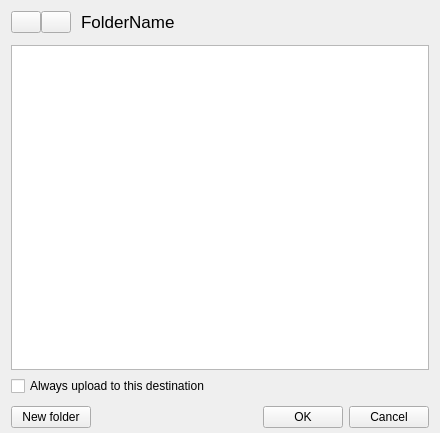
First picture: the form in src/MEGASync/gui/node_selector/gui/linux/NodeSelectorTreeViewWidget.ui, repository meganz/MEGAsync, before the edit.
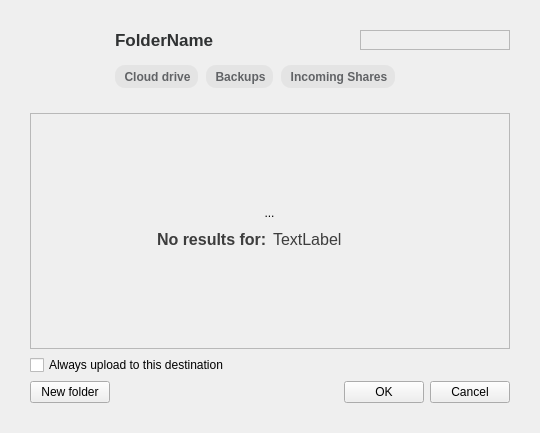
Second picture: the form after the edit. The open tabs and pages were chosen to show the change. Icons and pictures are not drawn. Custom widgets are drawn as their Qt base class.

Commit message: ui imported to linux and mac

```diff
--- a/src/MEGASync/gui/node_selector/gui/linux/NodeSelectorTreeViewWidget.ui
+++ b/src/MEGASync/gui/node_selector/gui/linux/NodeSelectorTreeViewWidget.ui
@@ -6,56 +6,57 @@
    <rect>
     <x>0</x>
     <y>0</y>
-    <width>440</width>
+    <width>540</width>
     <height>433</height>
    </rect>
   </property>
   <property name="windowTitle">
    <string notr="true"/>
   </property>
-  <layout class="QVBoxLayout" name="verticalLayout">
+  <property name="styleSheet">
+   <string notr="true">QToolButton
+{
+border:none;
+}</string>
+  </property>
+  <layout class="QVBoxLayout" name="NodeSelectorWidgetLayout">
+   <property name="leftMargin">
+    <number>30</number>
+   </property>
+   <property name="topMargin">
+    <number>30</number>
+   </property>
+   <property name="rightMargin">
+    <number>30</number>
+   </property>
    <property name="bottomMargin">
-    <number>5</number>
+    <number>30</number>
    </property>
    <item>
-    <layout class="QHBoxLayout" name="horizontalLayout_3">
-     <property name="spacing">
-      <number>0</number>
-     </property>
+    <layout class="QGridLayout" name="gridLayout">
      <property name="topMargin">
       <number>0</number>
      </property>
      <property name="bottomMargin">
-      <number>6</number>
+      <number>10</number>
      </property>
-     <item alignment="Qt::AlignVCenter">
-      <widget class="QPushButton" name="bBack">
-       <property name="maximumSize">
+     <item row="0" column="10">
+      <widget class="SearchLineEdit" name="leSearch">
+       <property name="minimumSize">
         <size>
-         <width>30</width>
-         <height>16777215</height>
+         <width>150</width>
+         <height>0</height>
         </size>
        </property>
-       <property name="styleSheet">
-        <string notr="true"/>
+       <property name="frameShape">
+        <enum>QFrame::StyledPanel</enum>
        </property>
-       <property name="text">
-        <string/>
-       </property>
-       <property name="icon">
-        <iconset resource="../../../Resources_linux.qrc">
-         <normaloff>:/images/node_selector/arrow-left-ico.png</normaloff>
-         <disabledoff>:/images/node_selector/arrow-left-disabled-ico.png</disabledoff>:/images/node_selector/arrow-left-ico.png</iconset>
-       </property>
-       <property name="iconSize">
-        <size>
-         <width>16</width>
-         <height>16</height>
-        </size>
+       <property name="frameShadow">
+        <enum>QFrame::Plain</enum>
        </property>
       </widget>
      </item>
-     <item alignment="Qt::AlignVCenter">
+     <item row="0" column="1">
       <widget class="QPushButton" name="bForward">
        <property name="maximumSize">
         <size>
@@ -63,6 +64,13 @@
          <height>16777215</height>
         </size>
        </property>
+       <property name="styleSheet">
+        <string notr="true">QPushButton {
+    border: none;
+    background-color: transparent;
+    padding: 0px;
+}</string>
+       </property>
        <property name="text">
         <string/>
        </property>
@@ -79,7 +87,7 @@
        </property>
       </widget>
      </item>
-     <item>
+     <item row="0" column="2">
       <spacer name="horizontalSpacer_5">
        <property name="orientation">
         <enum>Qt::Horizontal</enum>
@@ -89,18 +97,136 @@
        </property>
        <property name="sizeHint" stdset="0">
         <size>
-         <width>10</width>
+         <width>13</width>
          <height>20</height>
         </size>
        </property>
       </spacer>
      </item>
-     <item alignment="Qt::AlignHCenter|Qt::AlignVCenter">
+     <item row="0" column="4">
+      <widget class="QLabel" name="searchingText">
+       <property name="styleSheet">
+        <string notr="true">*{
+font-size:17px;
+color:#3D3D3D;
+}</string>
+       </property>
+       <property name="text">
+        <string notr="true"/>
+       </property>
+      </widget>
+     </item>
+     <item row="0" column="5">
+      <spacer name="syncSpacer">
+       <property name="orientation">
+        <enum>Qt::Horizontal</enum>
+       </property>
+       <property name="sizeType">
+        <enum>QSizePolicy::Fixed</enum>
+       </property>
+       <property name="sizeHint" stdset="0">
+        <size>
+         <width>13</width>
+         <height>20</height>
+        </size>
+       </property>
+      </spacer>
+     </item>
+     <item row="0" column="6">
+      <widget class="QLabel" name="lIcon">
+       <property name="minimumSize">
+        <size>
+         <width>0</width>
+         <height>0</height>
+        </size>
+       </property>
+       <property name="maximumSize">
+        <size>
+         <width>16777215</width>
+         <height>16777215</height>
+        </size>
+       </property>
+       <property name="text">
+        <string notr="true"/>
+       </property>
+       <property name="alignment">
+        <set>Qt::AlignCenter</set>
+       </property>
+       <property name="margin">
+        <number>0</number>
+       </property>
+       <property name="indent">
+        <number>-1</number>
+       </property>
+      </widget>
+     </item>
+     <item row="0" column="0">
+      <widget class="QPushButton" name="bBack">
+       <property name="maximumSize">
+        <size>
+         <width>30</width>
+         <height>16777215</height>
+        </size>
+       </property>
+       <property name="styleSheet">
+        <string notr="true">QPushButton {
+    border: none;
+    background-color: transparent;
+    padding: 0px;
+}
+</string>
+       </property>
+       <property name="text">
+        <string/>
+       </property>
+       <property name="icon">
+        <iconset resource="../../../Resources_linux.qrc">
+         <normaloff>:/images/node_selector/arrow-left-ico.png</normaloff>
+         <disabledoff>:/images/node_selector/arrow-left-disabled-ico.png</disabledoff>:/images/node_selector/arrow-left-ico.png</iconset>
+       </property>
+       <property name="iconSize">
+        <size>
+         <width>16</width>
+         <height>16</height>
+        </size>
+       </property>
+      </widget>
+     </item>
+     <item row="0" column="9">
+      <spacer name="horizontalSpacer_4">
+       <property name="orientation">
+        <enum>Qt::Horizontal</enum>
+       </property>
+       <property name="sizeHint" stdset="0">
+        <size>
+         <width>40</width>
+         <height>20</height>
+        </size>
+       </property>
+      </spacer>
+     </item>
+     <item row="0" column="7">
+      <spacer name="avatarSpacer">
+       <property name="orientation">
+        <enum>Qt::Horizontal</enum>
+       </property>
+       <property name="sizeType">
+        <enum>QSizePolicy::Fixed</enum>
+       </property>
+       <property name="sizeHint" stdset="0">
+        <size>
+         <width>13</width>
+         <height>20</height>
+        </size>
+       </property>
+      </spacer>
+     </item>
+     <item row="0" column="3">
       <widget class="QLabel" name="lFolderName">
        <property name="font">
         <font>
          <pointsize>-1</pointsize>
-         <bold>false</bold>
+         <bold>true</bold>
          <strikeout>false</strikeout>
          <kerning>false</kerning>
         </font>
@@ -108,6 +234,8 @@
        <property name="styleSheet">
         <string notr="true">QLabel{
 font-size:17px;
+font-weight: bold;
+color:#303233;
 }</string>
        </property>
        <property name="text">
@@ -115,67 +243,7 @@
        </property>
       </widget>
      </item>
-     <item>
-      <spacer name="syncSpacer">
-       <property name="orientation">
-        <enum>Qt::Horizontal</enum>
-       </property>
-       <property name="sizeType">
-        <enum>QSizePolicy::Fixed</enum>
-       </property>
-       <property name="sizeHint" stdset="0">
-        <size>
-         <width>10</width>
-         <height>20</height>
-        </size>
-       </property>
-      </spacer>
-     </item>
-     <item>
-      <widget class="QLabel" name="lIcon">
-       <property name="minimumSize">
-        <size>
-         <width>0</width>
-         <height>0</height>
-        </size>
-       </property>
-       <property name="maximumSize">
-        <size>
-         <width>16777215</width>
-         <height>16777215</height>
-        </size>
-       </property>
-       <property name="text">
-        <string/>
-       </property>
-       <property name="alignment">
-        <set>Qt::AlignCenter</set>
-       </property>
-       <property name="margin">
-        <number>0</number>
-       </property>
-       <property name="indent">
-        <number>-1</number>
-       </property>
-      </widget>
-     </item>
-     <item>
-      <spacer name="avatarSpacer">
-       <property name="orientation">
-        <enum>Qt::Horizontal</enum>
-       </property>
-       <property name="sizeType">
-        <enum>QSizePolicy::Fixed</enum>
-       </property>
-       <property name="sizeHint" stdset="0">
-        <size>
-         <width>10</width>
-         <height>20</height>
-        </size>
-       </property>
-      </spacer>
-     </item>
-     <item>
+     <item row="0" column="8">
       <widget class="QLabel" name="lOwnerIcon">
        <property name="minimumSize">
         <size>
@@ -197,33 +265,206 @@
        </property>
       </widget>
      </item>
-     <item>
-      <spacer name="horizontalSpacer_4">
-       <property name="orientation">
-        <enum>Qt::Horizontal</enum>
-       </property>
-       <property name="sizeHint" stdset="0">
+     <item row="1" column="3" colspan="8" alignment="Qt::AlignLeft">
+      <widget class="QWidget" name="searchButtonsWidget" native="true">
+       <property name="minimumSize">
         <size>
-         <width>40</width>
-         <height>20</height>
+         <width>0</width>
+         <height>0</height>
         </size>
        </property>
-      </spacer>
+       <property name="styleSheet">
+        <string notr="true">QToolButton
+{
+  border-radius: 10px;
+  font-weight: 600;
+  height:20px;
+  padding-left:5px;
+  padding-right:3px;
+  background-color: rgba(0, 0, 0, 0.05);
+  color:#616366;
+}
+
+QToolButton:checked
+{
+  background-color: #04101E;
+  color:#FAFAFB;
+}
+
+QToolButton:hover
+{
+  background-color: rgba(0, 0, 0, 0.1);
+  color:#616366;
+}
+
+
+QToolButton:pressed
+{
+  background-color: rgba(0, 0, 0, 0.2);
+  color:#616366;
+}
+</string>
+       </property>
+       <layout class="QHBoxLayout" name="horizontalLayout_2">
+        <property name="spacing">
+         <number>8</number>
+        </property>
+        <property name="leftMargin">
+         <number>0</number>
+        </property>
+        <item>
+         <widget class="QToolButton" name="cloudDriveSearch">
+          <property name="cursor">
+           <cursorShape>PointingHandCursor</cursorShape>
+          </property>
+          <property name="tabletTracking">
+           <bool>false</bool>
+          </property>
+          <property name="autoFillBackground">
+           <bool>false</bool>
+          </property>
+          <property name="styleSheet">
+           <string notr="true"/>
+          </property>
+          <property name="text">
+           <string>Cloud drive</string>
+          </property>
+          <property name="icon">
+           <iconset resource="../../../Resources_linux.qrc">
+            <normaloff>:/images/node_selector/search_filter/small_cloud_default.png</normaloff>:/images/node_selector/search_filter/small_cloud_default.png</iconset>
+          </property>
+          <property name="iconSize">
+           <size>
+            <width>16</width>
+            <height>16</height>
+           </size>
+          </property>
+          <property name="checkable">
+           <bool>true</bool>
+          </property>
+          <property name="autoExclusive">
+           <bool>false</bool>
+          </property>
+          <property name="toolButtonStyle">
+           <enum>Qt::ToolButtonTextBesideIcon</enum>
+          </property>
+          <property name="default_icon" stdset="0">
+           <string notr="true">qrc:/images/node_selector/search_filter/small_cloud_default.png</string>
+          </property>
+          <property name="not_change_text_color" stdset="0">
+           <bool>true</bool>
+          </property>
+          <attribute name="buttonGroup">
+           <string notr="true">searchFilterButtonGroup</string>
+          </attribute>
+         </widget>
+        </item>
+        <item>
+         <widget class="QToolButton" name="backupsSearch">
+          <property name="cursor">
+           <cursorShape>PointingHandCursor</cursorShape>
+          </property>
+          <property name="text">
+           <string>Backups</string>
+          </property>
+          <property name="icon">
+           <iconset resource="../../../Resources_linux.qrc">
+            <normaloff>:/images/node_selector/search_filter/small_database_default.png</normaloff>:/images/node_selector/search_filter/small_database_default.png</iconset>
+          </property>
+          <property name="iconSize">
+           <size>
+            <width>16</width>
+            <height>16</height>
+           </size>
+          </property>
+          <property name="checkable">
+           <bool>true</bool>
+          </property>
+          <property name="toolButtonStyle">
+           <enum>Qt::ToolButtonTextBesideIcon</enum>
+          </property>
+          <property name="default_icon" stdset="0">
+           <string notr="true">qrc:/images/node_selector/search_filter/small_database_default.png</string>
+          </property>
+          <property name="not_change_text_color" stdset="0">
+           <bool>true</bool>
+          </property>
+          <attribute name="buttonGroup">
+           <string notr="true">searchFilterButtonGroup</string>
+          </attribute>
+         </widget>
+        </item>
+        <item>
+         <widget class="QToolButton" name="incomingSharesSearch">
+          <property name="cursor">
+           <cursorShape>PointingHandCursor</cursorShape>
+          </property>
+          <property name="text">
+           <string>Incoming Shares</string>
+          </property>
+          <property name="icon">
+           <iconset resource="../../../Resources_linux.qrc">
+            <normaloff>:/images/node_selector/search_filter/small_folder_default.png</normaloff>:/images/node_selector/search_filter/small_folder_default.png</iconset>
+          </property>
+          <property name="iconSize">
+           <size>
+            <width>16</width>
+            <height>16</height>
+           </size>
+          </property>
+          <property name="checkable">
+           <bool>true</bool>
+          </property>
+          <property name="toolButtonStyle">
+           <enum>Qt::ToolButtonTextBesideIcon</enum>
+          </property>
+          <property name="default_icon" stdset="0">
+           <string>qrc:/images/node_selector/search_filter/small_folder_default.png</string>
+          </property>
+          <property name="not_change_text_color" stdset="0">
+           <bool>true</bool>
+          </property>
+          <attribute name="buttonGroup">
+           <string notr="true">searchFilterButtonGroup</string>
+          </attribute>
+         </widget>
+        </item>
+       </layout>
+      </widget>
      </item>
     </layout>
    </item>
    <item>
-    <widget class="NodeSelectorTreeView" name="tMegaFolders">
-     <property name="font">
-      <font>
-       <pointsize>-1</pointsize>
-      </font>
+    <widget class="QStackedWidget" name="stackedWidget">
+     <property name="currentIndex">
+      <number>0</number>
      </property>
-     <property name="focusPolicy">
-      <enum>Qt::StrongFocus</enum>
-     </property>
-     <property name="styleSheet">
-      <string notr="true">QTreeView {
+     <widget class="QWidget" name="treeViewPage">
+      <layout class="QVBoxLayout" name="verticalLayout_2">
+       <property name="leftMargin">
+        <number>0</number>
+       </property>
+       <property name="topMargin">
+        <number>0</number>
+       </property>
+       <property name="rightMargin">
+        <number>0</number>
+       </property>
+       <property name="bottomMargin">
+        <number>0</number>
+       </property>
+       <item>
+        <widget class="NodeSelectorTreeView" name="tMegaFolders">
+         <property name="font">
+          <font>
+           <pointsize>-1</pointsize>
+          </font>
+         </property>
+         <property name="focusPolicy">
+          <enum>Qt::StrongFocus</enum>
+         </property>
+         <property name="styleSheet">
+          <string notr="true">QTreeView {
     show-decoration-selected: 1;
 	selection-background-color: #3393df;
 	 font-size: 12px;
@@ -274,50 +515,209 @@
     image: url(://images/node_selector/Icon-Small-Arrow-Down.png) ;
 }
 
+QHeaderView
+{
+background: #FFFFFF;
+font-size: 12px;
+color:#576879;
+padding-top: 2px;
+}
+
+QHeaderView::section {
+background: #FFFFFF;
+border-left:1px solid #dadada;			
+border-top:0 px;
+border-bottom:0px;					 					 				 					 	
+border-right:0px;
+padding-left:3px;
+}
+
+
+QHeaderView::section::first
+{
+padding-left: 0px;
+border-left:0px;		
+}
+
+QHeaderView::down-arrow { 
+width: 4px; height:6px;
+subcontrol-position: right;
+top:-2px;
+left:0px;
+padding-right:10px;
+} 
+
+QHeaderView::up-arrow {
+width: 4px; height:6px;
+subcontrol-position: right;
+top:-2px;
+left:0px;
+padding-right:10px;
+} 
+
 
 
 
 </string>
-     </property>
-     <property name="frameShape">
-      <enum>QFrame::StyledPanel</enum>
-     </property>
-     <property name="frameShadow">
-      <enum>QFrame::Plain</enum>
-     </property>
-     <property name="alternatingRowColors">
-      <bool>true</bool>
-     </property>
-     <property name="selectionMode">
-      <enum>QAbstractItemView::SingleSelection</enum>
-     </property>
-     <property name="iconSize">
-      <size>
-       <width>22</width>
-       <height>22</height>
-      </size>
-     </property>
-     <property name="autoExpandDelay">
-      <number>-1</number>
-     </property>
-     <property name="indentation">
-      <number>18</number>
-     </property>
-     <property name="animated">
-      <bool>true</bool>
-     </property>
-     <property name="allColumnsShowFocus">
-      <bool>false</bool>
-     </property>
-     <property name="expandsOnDoubleClick">
-      <bool>false</bool>
-     </property>
-     <attribute name="headerMinimumSectionSize">
-      <number>35</number>
-     </attribute>
-     <attribute name="headerDefaultSectionSize">
-      <number>35</number>
-     </attribute>
+         </property>
+         <property name="frameShape">
+          <enum>QFrame::StyledPanel</enum>
+         </property>
+         <property name="frameShadow">
+          <enum>QFrame::Plain</enum>
+         </property>
+         <property name="alternatingRowColors">
+          <bool>false</bool>
+         </property>
+         <property name="selectionMode">
+          <enum>QAbstractItemView::SingleSelection</enum>
+         </property>
+         <property name="iconSize">
+          <size>
+           <width>22</width>
+           <height>22</height>
+          </size>
+         </property>
+         <property name="autoExpandDelay">
+          <number>-1</number>
+         </property>
+         <property name="indentation">
+          <number>18</number>
+         </property>
+         <property name="animated">
+          <bool>true</bool>
+         </property>
+         <property name="allColumnsShowFocus">
+          <bool>false</bool>
+         </property>
+         <property name="expandsOnDoubleClick">
+          <bool>false</bool>
+         </property>
+         <attribute name="headerMinimumSectionSize">
+          <number>35</number>
+         </attribute>
+         <attribute name="headerDefaultSectionSize">
+          <number>35</number>
+         </attribute>
+        </widget>
+       </item>
+      </layout>
+     </widget>
+     <widget class="QWidget" name="emptyPage">
+      <layout class="QVBoxLayout" name="verticalLayout_3">
+       <property name="leftMargin">
+        <number>0</number>
+       </property>
+       <property name="topMargin">
+        <number>0</number>
+       </property>
+       <property name="rightMargin">
+        <number>0</number>
+       </property>
+       <property name="bottomMargin">
+        <number>0</number>
+       </property>
+       <item>
+        <widget class="QFrame" name="frame">
+         <property name="frameShape">
+          <enum>QFrame::StyledPanel</enum>
+         </property>
+         <property name="frameShadow">
+          <enum>QFrame::Plain</enum>
+         </property>
+         <layout class="QVBoxLayout" name="verticalLayout">
+          <property name="spacing">
+           <number>0</number>
+          </property>
+          <item>
+           <spacer name="verticalSpacer">
+            <property name="orientation">
+             <enum>Qt::Vertical</enum>
+            </property>
+            <property name="sizeHint" stdset="0">
+             <size>
+              <width>20</width>
+              <height>40</height>
+             </size>
+            </property>
+           </spacer>
+          </item>
+          <item alignment="Qt::AlignHCenter|Qt::AlignVCenter">
+           <widget class="QToolButton" name="emptyIcon">
+            <property name="text">
+             <string>...</string>
+            </property>
+            <property name="icon">
+             <iconset resource="../../../Resources_linux.qrc">
+              <normaloff>:/images/node_selector/view/cloud.png</normaloff>:/images/node_selector/view/cloud.png</iconset>
+            </property>
+            <property name="iconSize">
+             <size>
+              <width>48</width>
+              <height>48</height>
+             </size>
+            </property>
+           </widget>
+          </item>
+          <item>
+           <widget class="QWidget" name="searchEmptyInfoWidget" native="true">
+            <property name="minimumSize">
+             <size>
+              <width>0</width>
+              <height>0</height>
+             </size>
+            </property>
+            <property name="styleSheet">
+             <string notr="true">*{
+color:#3D3D3D;
+font-size:16px;
+font-weight: 700;
+}</string>
+            </property>
+            <layout class="QHBoxLayout" name="horizontalLayout_4">
+             <item alignment="Qt::AlignRight">
+              <widget class="QLabel" name="textLabel">
+               <property name="styleSheet">
+                <string notr="true"/>
+               </property>
+               <property name="text">
+                <string>No results for:</string>
+               </property>
+              </widget>
+             </item>
+             <item alignment="Qt::AlignLeft">
+              <widget class="QLabel" name="searchNotFoundText">
+               <property name="styleSheet">
+                <string notr="true">*{
+font-weight: 400;
+}</string>
+               </property>
+               <property name="text">
+                <string>TextLabel</string>
+               </property>
+              </widget>
+             </item>
+            </layout>
+           </widget>
+          </item>
+          <item>
+           <spacer name="verticalSpacer_2">
+            <property name="orientation">
+             <enum>Qt::Vertical</enum>
+            </property>
+            <property name="sizeHint" stdset="0">
+             <size>
+              <width>20</width>
+              <height>40</height>
+             </size>
+            </property>
+           </spacer>
+          </item>
+         </layout>
+        </widget>
+       </item>
+      </layout>
+     </widget>
     </widget>
    </item>
    <item>
@@ -340,7 +740,7 @@
        <number>0</number>
       </property>
       <property name="topMargin">
-       <number>4</number>
+       <number>0</number>
       </property>
       <property name="rightMargin">
        <number>0</number>
@@ -391,7 +791,13 @@
   <customwidget>
    <class>NodeSelectorTreeView</class>
    <extends>QTreeView</extends>
-   <header>node_selector/gui/NodeSelectorTreeView.h</header>
+   <header>gui/node_selector/gui/NodeSelectorTreeView.h</header>
+  </customwidget>
+  <customwidget>
+   <class>SearchLineEdit</class>
+   <extends>QFrame</extends>
+   <header>gui/node_selector/gui/SearchLineEdit.h</header>
+   <container>1</container>
   </customwidget>
  </customwidgets>
  <resources>
```
Left out of the diff: 7 changed lines with no effect on the pictures. The commit also changes 7 other files.
